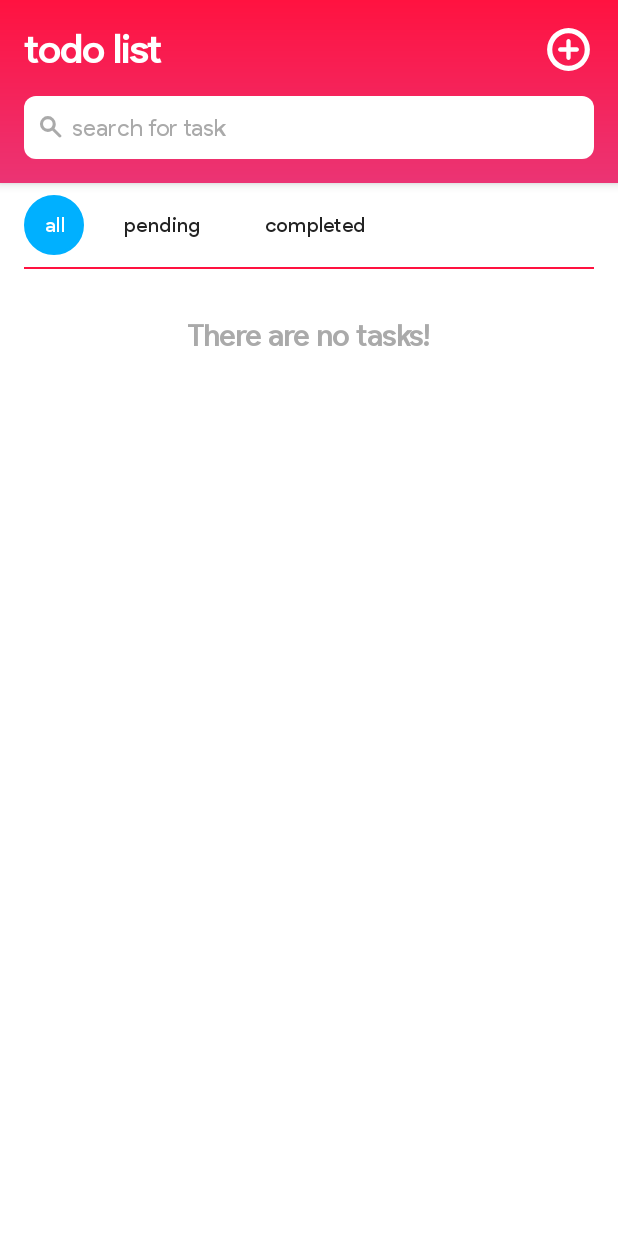
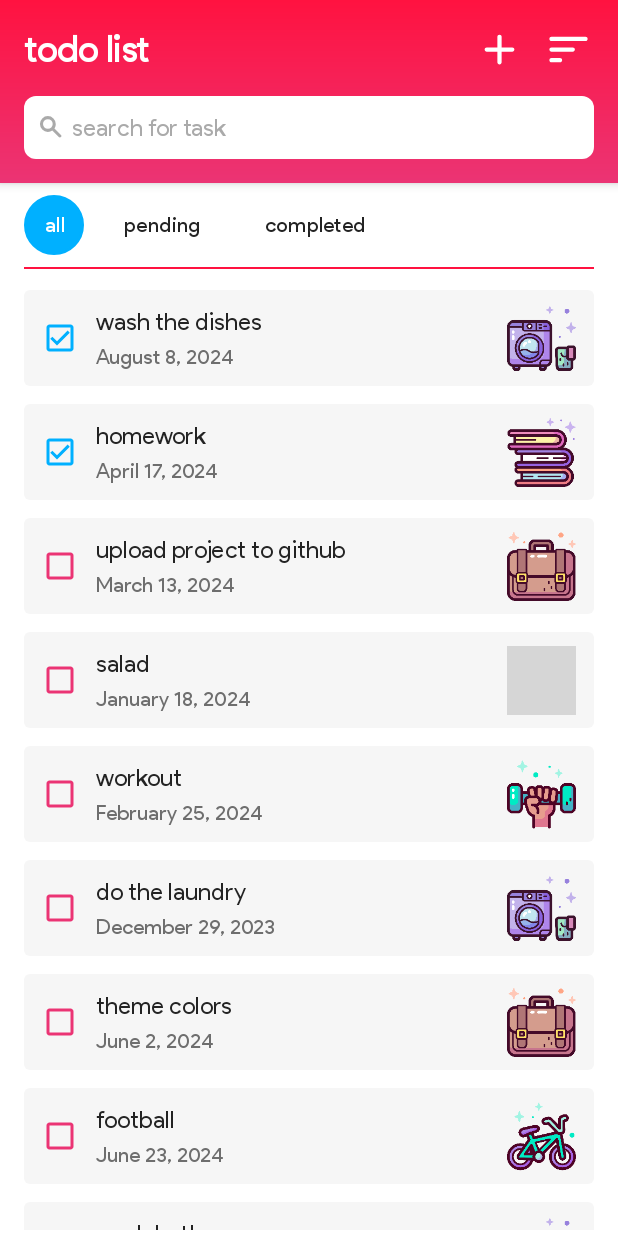
Before and after one commit to FatemehVarmaghani/todo-list-android, an Android app: the screen it shows after launch (MainActivity), on a phone screen of 412 x 824 dp. Run offline under Robolectric (Android 15) with nearby library versions, the phone set to English and light mode, and no system bars; grey boxes are pictures that could not be loaded.

Commit message:
sort list added

```diff
--- a/app/src/main/java/com/example/todo/MainActivity.kt
+++ b/app/src/main/java/com/example/todo/MainActivity.kt
@@ -18,6 +18,7 @@ import com.example.todo.databinding.ActivityMainBinding
 import com.example.todo.databinding.DialogAddTaskBinding
 import com.example.todo.databinding.DialogDeleteTaskBinding
 import com.example.todo.databinding.DialogEditTaskBinding
+import java.util.Date
 import java.util.UUID
 
 class MainActivity : AppCompatActivity(), TaskAdapter.ItemEvent {
@@ -53,11 +54,90 @@ class MainActivity : AppCompatActivity(), TaskAdapter.ItemEvent {
             handleSearchBox(text.toString())
         }
 
+        binding.btnSortTasks.setOnClickListener {
+            sortTaskList()
+        }
+
     }
 
     private fun initData() {
 
-        taskList = arrayListOf()
+        taskList = arrayListOf(
+            Task(
+                "wash the dishes",
+                createId(),
+                "dishes from lunch are still dirty",
+                "August 8, 2024",
+                true,
+                CHORES
+            ),
+            Task(
+                "homework",
+                createId(),
+                "do the homeworks from english class.",
+                "April 17, 2024",
+                true,
+                EDUCATION
+            ),
+            Task(
+                "upload project to github",
+                createId(),
+                "upload the project to github and write a nice readme for it.",
+                "March 13, 2024",
+                false,
+                WORK
+            ),
+            Task(
+                "salad",
+                createId(),
+                "make a salad for dinner (don't use high fat sauce)",
+                "January 18, 2024",
+                false,
+                HEALTH
+            ),
+            Task(
+                "workout",
+                createId(),
+                "10 lunges\n30 pushups\n10 crunches\n20 squats",
+                "February 25, 2024",
+                false,
+                FITNESS
+            ),
+            Task(
+                "do the laundry",
+                createId(),
+                "only the white clothes.",
+                "December 29, 2023",
+                false,
+                CHORES
+            ),
+            Task(
+                "theme colors",
+                createId(),
+                "choose theme colors for new project.",
+                "June 2, 2024",
+                false,
+                WORK
+            ),
+            Task(
+                "football",
+                createId(),
+                "enjoy a game with your friends.",
+                "June 23, 2024",
+                false,
+                HOBBY
+            ),
+            Task("wash bathroom", createId(), "my weekly chore!", "June 13, 2024", false, CHORES),
+            Task(
+                "take a shower",
+                createId(),
+                "definitely need it after football and washing the bathroom",
+                "June 13, 2024",
+                false,
+                HYGIENE
+            )
+
+        )
 
     }
 
@@ -206,7 +286,7 @@ class MainActivity : AppCompatActivity(), TaskAdapter.ItemEvent {
     }
 
     private fun showCalendarDialog(editText: EditText) {
-        val currentDate = parseFormattedDate(editText.text.toString())
+        val currentDate = parseDateAsInts(editText.text.toString())
         val theYear = currentDate.first
         val theMonth = currentDate.second
         val theDay = currentDate.third
@@ -214,7 +294,7 @@ class MainActivity : AppCompatActivity(), TaskAdapter.ItemEvent {
         val dialog = DatePickerDialog(
             this,
             DatePickerDialog.OnDateSetListener { _, newYear, newMonth, newDay ->
-                val formattedDate = getFormattedDate(newYear, newMonth, newDay)
+                val formattedDate = getDateAsString(newYear, newMonth, newDay)
                 if (formattedDate.isNullOrEmpty()) {
                     showToast("set date correctly")
                 } else {
@@ -230,7 +310,7 @@ class MainActivity : AppCompatActivity(), TaskAdapter.ItemEvent {
     }
 
     @SuppressLint("SimpleDateFormat")
-    private fun getFormattedDate(year: Int, month: Int, day: Int): String? {
+    private fun getDateAsString(year: Int, month: Int, day: Int): String? {
         val date = Calendar.getInstance().apply {
             set(year, month, day)
         }.time
@@ -239,8 +319,18 @@ class MainActivity : AppCompatActivity(), TaskAdapter.ItemEvent {
     }
 
     @SuppressLint("SimpleDateFormat")
-    private fun parseFormattedDate(date: String): Triple<Int, Int, Int> {
-        val parsedDate = SimpleDateFormat("MMMM d, yyyy", ULocale.getDefault()).parse(date)
+    private fun parseDateAsDate(date: String): Date? {
+        return try {
+            SimpleDateFormat("MMMM d, yyyy", ULocale.getDefault()).parse(date)
+        } catch (e: Exception) {
+            showToast("couldn't parse date!")
+            null
+        }
+    }
+
+    @SuppressLint("SimpleDateFormat")
+    private fun parseDateAsInts(date: String): Triple<Int, Int, Int> {
+        val parsedDate = parseDateAsDate(date)
         val calendar = Calendar.getInstance().apply { time = parsedDate }
 
         val year = calendar.get(Calendar.YEAR)
@@ -306,7 +396,7 @@ class MainActivity : AppCompatActivity(), TaskAdapter.ItemEvent {
         val month = calendar.get(Calendar.MONTH)
         val day = calendar.get(Calendar.DAY_OF_MONTH)
 
-        editText.setText(getFormattedDate(year, month, day).toString())
+        editText.setText(getDateAsString(year, month, day).toString())
     }
 
     private fun createId(): String {
@@ -330,4 +420,9 @@ class MainActivity : AppCompatActivity(), TaskAdapter.ItemEvent {
         checkIfTaskListIsEmpty()
     }
 
+    private fun sortTaskList() {
+        taskList = ArrayList(taskList.sortedWith(compareBy { parseDateAsDate(it.dueDate) }))
+        setRelatedList(taskList)
+    }
+
 }
--- a/app/src/main/res/drawable/ic_add.xml
+++ b/app/src/main/res/drawable/ic_add.xml
@@ -1,10 +1,10 @@
 <vector xmlns:android="http://schemas.android.com/apk/res/android"
-    android:width="20dp"
-    android:height="20dp"
-    android:tint="?attr/colorControlNormal"
+    android:width="24dp"
+    android:height="24dp"
     android:viewportWidth="960"
-    android:viewportHeight="960">
-    <path
-        android:fillColor="@android:color/white"
-        android:pathData="M439.48,520.52L439.48,636Q439.48,653.22 451.07,664.87Q462.66,676.52 479.79,676.52Q496.92,676.52 508.72,664.87Q520.52,653.22 520.52,636L520.52,520.52L636,520.52Q653.22,520.52 664.87,508.93Q676.52,497.34 676.52,480.21Q676.52,463.08 664.87,451.28Q653.22,439.48 636,439.48L520.52,439.48L520.52,324Q520.52,306.78 508.93,295.13Q497.34,283.48 480.21,283.48Q463.08,283.48 451.28,295.13Q439.48,306.78 439.48,324L439.48,439.48L324,439.48Q306.78,439.48 295.13,451.07Q283.48,462.66 283.48,479.79Q283.48,496.92 295.13,508.72Q306.78,520.52 324,520.52L439.48,520.52ZM480.28,883.22Q396.48,883.22 323.09,851.76Q249.71,820.3 194.71,765.29Q139.7,710.29 108.24,636.95Q76.78,563.61 76.78,479.54Q76.78,395.48 108.24,322.59Q139.7,249.71 194.71,194.71Q249.71,139.7 323.05,108.24Q396.39,76.78 480.46,76.78Q564.52,76.78 637.41,108.24Q710.29,139.7 765.29,194.71Q820.3,249.71 851.76,322.82Q883.22,395.93 883.22,479.72Q883.22,563.52 851.76,636.91Q820.3,710.29 765.29,765.29Q710.29,820.3 637.18,851.76Q564.07,883.22 480.28,883.22ZM480,785.22Q607.74,785.22 696.48,696.48Q785.22,607.74 785.22,480Q785.22,352.26 696.48,263.52Q607.74,174.78 480,174.78Q352.26,174.78 263.52,263.52Q174.78,352.26 174.78,480Q174.78,607.74 263.52,696.48Q352.26,785.22 480,785.22ZM480,480Q480,480 480,480Q480,480 480,480Q480,480 480,480Q480,480 480,480Q480,480 480,480Q480,480 480,480Q480,480 480,480Q480,480 480,480Z" />
+    android:viewportHeight="960"
+    android:tint="?attr/colorControlNormal">
+  <path
+      android:fillColor="@android:color/white"
+      android:pathData="M440,520L240,520Q223,520 211.5,508.5Q200,497 200,480Q200,463 211.5,451.5Q223,440 240,440L440,440L440,240Q440,223 451.5,211.5Q463,200 480,200Q497,200 508.5,211.5Q520,223 520,240L520,440L720,440Q737,440 748.5,451.5Q760,463 760,480Q760,497 748.5,508.5Q737,520 720,520L520,520L520,720Q520,737 508.5,748.5Q497,760 480,760Q463,760 451.5,748.5Q440,737 440,720L440,520Z"/>
 </vector>
--- /dev/null
+++ b/app/src/main/res/drawable/ic_sort.xml
@@ -0,0 +1,11 @@
+<vector xmlns:android="http://schemas.android.com/apk/res/android"
+    android:width="24dp"
+    android:height="24dp"
+    android:viewportWidth="960"
+    android:viewportHeight="960"
+    android:tint="?attr/colorControlNormal"
+    android:autoMirrored="true">
+  <path
+      android:fillColor="@android:color/white"
+      android:pathData="M160,720Q143,720 131.5,708.5Q120,697 120,680Q120,663 131.5,651.5Q143,640 160,640L320,640Q337,640 348.5,651.5Q360,663 360,680Q360,697 348.5,708.5Q337,720 320,720L160,720ZM160,520Q143,520 131.5,508.5Q120,497 120,480Q120,463 131.5,451.5Q143,440 160,440L560,440Q577,440 588.5,451.5Q600,463 600,480Q600,497 588.5,508.5Q577,520 560,520L160,520ZM160,320Q143,320 131.5,308.5Q120,297 120,280Q120,263 131.5,251.5Q143,240 160,240L800,240Q817,240 828.5,251.5Q840,263 840,280Q840,297 828.5,308.5Q817,320 800,320L160,320Z"/>
+</vector>
--- a/app/src/main/res/layout/activity_main.xml
+++ b/app/src/main/res/layout/activity_main.xml
@@ -28,16 +28,33 @@
                 android:fontFamily="@font/primary_bold"
                 android:text="todo list"
                 android:textColor="?attr/colorOnPrimary"
-                android:textSize="26sp"
+                android:textSize="24sp"
                 android:textStyle="bold" />
 
-            <ImageView
-                android:id="@+id/btn_add_task"
-                android:layout_width="34dp"
-                android:layout_height="34dp"
+            <LinearLayout
+                android:layout_width="wrap_content"
+                android:layout_height="wrap_content"
                 android:layout_gravity="end|center_vertical"
-                android:src="@drawable/ic_add"
-                app:tint="?attr/colorOnPrimary" />
+                android:gravity="center"
+                android:orientation="horizontal">
+
+                <ImageView
+                    android:id="@+id/btn_add_task"
+                    android:layout_width="34dp"
+                    android:layout_height="34dp"
+                    android:src="@drawable/ic_add"
+                    app:tint="?attr/colorOnPrimary" />
+
+                <ImageView
+                    android:id="@+id/btn_sort_tasks"
+                    android:layout_width="34dp"
+                    android:layout_height="34dp"
+                    android:layout_gravity="center"
+                    android:layout_marginStart="12dp"
+                    android:src="@drawable/ic_sort"
+                    app:tint="?attr/colorOnPrimary" />
+
+            </LinearLayout>
 
         </FrameLayout>
 
--- a/app/src/main/res/layout/item_task.xml
+++ b/app/src/main/res/layout/item_task.xml
@@ -35,6 +35,7 @@
             android:fontFamily="@font/primary_bold"
             android:maxLines="1"
             android:text="Doing Homework"
+            android:textAlignment="viewStart"
             android:textColor="?attr/colorOnBackground"
             android:textSize="16sp" />
 
@@ -45,6 +46,7 @@
             android:layout_marginTop="4dp"
             android:maxLines="1"
             android:text="May 26, 2024"
+            android:textAlignment="viewStart"
             android:textColor="?attr/colorOnSecondary"
             android:textSize="14dp" />
     </LinearLayout>
```
